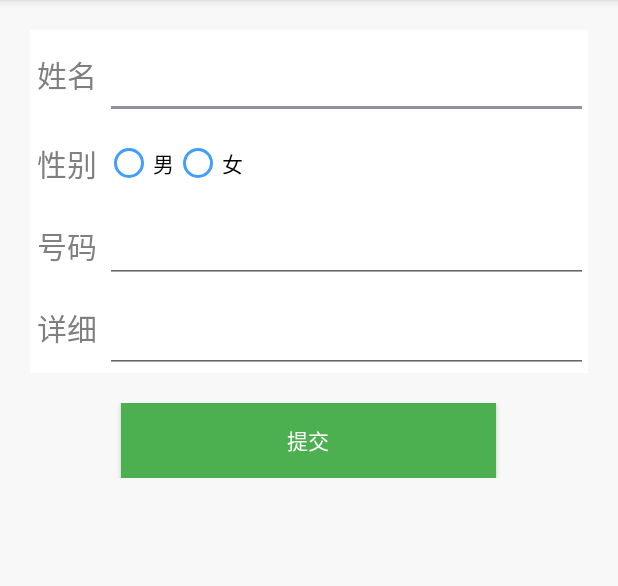
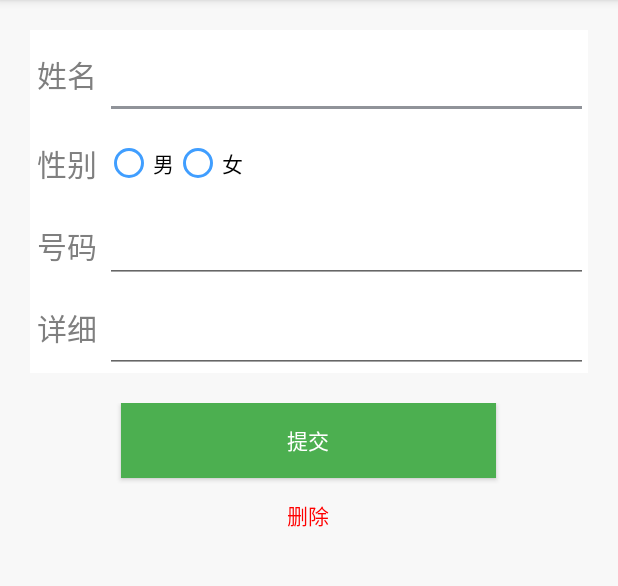
Before and after one commit to blacknight2018/androidShop, an Android app: the AddAddress screen opened directly, with no data from a screen before it, on a phone screen of 412 x 824 dp, the part 84-670 px from its top. Run offline under Robolectric (Android 15) with nearby library versions, the phone set to English and light mode, and no system bars.

```diff
--- a/app/build.gradle
+++ b/app/build.gradle
@@ -36,4 +36,5 @@ dependencies {
     implementation 'androidx.gridlayout:gridlayout:1.0.0'
     implementation 'com.google.android.gms:play-services-maps:17.0.0'
     implementation files('libs\\BaiduLBS_Android.jar')
+    implementation files('libs\\glide-full-4.7.0.jar')
 }
--- a/app/src/main/AndroidManifest.xml
+++ b/app/src/main/AndroidManifest.xml
@@ -15,11 +15,13 @@
         android:supportsRtl="true"
         android:theme="@style/AppTheme">
         <activity
+            android:name=".GoodsDetail"
+            android:label="@string/activity_goods_detail" android:parentActivityName=".MainActivity"></activity>
+        <activity
             android:name=".AddressList"
             android:label="@string/activity_address_list"
-            android:parentActivityName=".MainActivity"></activity>
+            android:parentActivityName=".MainActivity" />
         <activity android:name=".AddAddress" />
-
         <activity
             android:name=".MainActivity"
             android:label="@string/app_name">
--- a/app/src/main/res/layout/activity_add_address.xml
+++ b/app/src/main/res/layout/activity_add_address.xml
@@ -118,7 +118,7 @@
         android:layout_height="wrap_content"
         android:layout_marginTop="20dp"
         android:gravity="center"
-        android:orientation="horizontal">
+        android:orientation="vertical">
 
         <Button
             android:layout_width="250dp"
@@ -126,5 +126,13 @@
             android:background="@color/btn_submit"
             android:text="@string/btn_submit"
             android:textColor="#ffffff" />
+
+        <Button
+            android:layout_width="250dp"
+            android:layout_height="50dp"
+            android:background="@color/backGroundPrimary"
+            android:text="@string/btn_del"
+            android:stateListAnimator="@null"
+            android:textColor="#ff0000" />
     </LinearLayout>
 </LinearLayout>
--- a/app/src/main/res/layout/fragment_home.xml
+++ b/app/src/main/res/layout/fragment_home.xml
@@ -113,6 +113,7 @@
 
 
             Newest
+
             <RelativeLayout
                 android:id="@+id/title_newest"
                 android:layout_width="match_parent"
--- a/app/src/main/res/values/strings.xml
+++ b/app/src/main/res/values/strings.xml
@@ -14,5 +14,7 @@
     <string name="sex_female">女</string>
     <string name="title_detail">详细</string>
     <string name="btn_submit">提交</string>
+    <string name="btn_del">删除</string>
     <string name="activity_address_list">我的地址</string>
+    <string name="activity_goods_detail">商品详细</string>
 </resources>
```
Also changed, not shown: app/src/main/java/com/example/fuck2/GoodsDetail.java (added, +56 -0 lines), app/src/main/java/com/example/fuck2/ui/home/HomeFragment.java (+11 -3 lines), app/src/main/res/layout/activity_goods_detail.xml (added, +15 -0 lines). Lines whose indentation alone changed are shown as unchanged.
